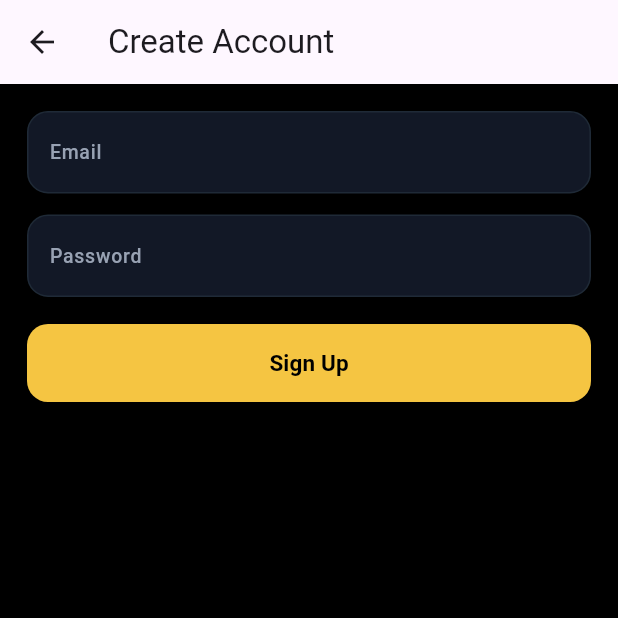
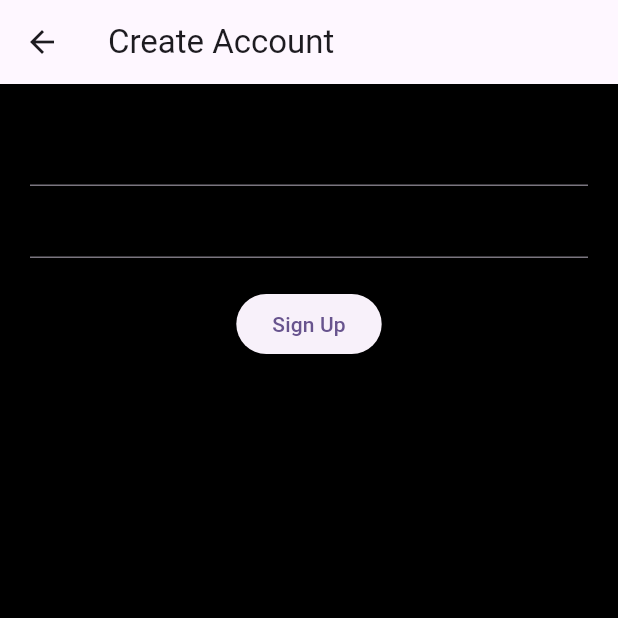
Before and after one commit to uisaac767-png/coinceller, a Flutter app: the SignupScreen screen opened directly, after a tap on "Sign Up", on a phone screen of 412 x 824 dp, the top half of it. Run offline on Flutter 3.47's test engine with Material 3 defaults, Android fonts, the phone set to English and light mode, and no system bars; network calls fail; statements that could not run were skipped.

Commit message:
Refactor signup method and update UI components
Refactored signup method to handle loading state and updated UI elements.

```diff
--- a/lib/screens/signup_screen.dart
+++ b/lib/screens/signup_screen.dart
@@ -1,7 +1,4 @@
 import 'package:flutter/material.dart';
-import '../theme/bybit_theme.dart';
-import '../widgets/custom_button.dart';
-import '../widgets/custom_text_field.dart';
 import '../services/api_service.dart';
 
 class SignupScreen extends StatefulWidget {
@@ -14,25 +11,14 @@ class SignupScreen extends StatefulWidget {
 class _SignupScreenState extends State<SignupScreen> {
   final emailController = TextEditingController();
   final passwordController = TextEditingController();
-  bool loading = false;
 
-  void signup() async {
-    setState(() => loading = true);
-
+  Future<void> signup() async {
     final ok = await ApiService.signup(
       emailController.text.trim(),
       passwordController.text.trim(),
     );
 
-    setState(() => loading = false);
-
-    if (ok) {
-      ScaffoldMessenger.of(context).showSnackBar(
-        const SnackBar(
-          content: Text("Signup successful. Now login."),
-          backgroundColor: BybitTheme.success,
-        ),
-      );
+    if (ok && mounted) {
       Navigator.pop(context);
     }
   }
@@ -42,26 +28,16 @@ class _SignupScreenState extends State<SignupScreen> {
     return Scaffold(
       appBar: AppBar(title: const Text("Create Account")),
       body: Padding(
-        padding: const EdgeInsets.all(18),
+        padding: const EdgeInsets.all(20),
         child: Column(
           children: [
-            CustomTextField(
-              controller: emailController,
-              hintText: "Email",
-              keyboardType: TextInputType.emailAddress,
-            ),
-            const SizedBox(height: 14),
-            CustomTextField(
-              controller: passwordController,
-              hintText: "Password",
-              obscureText: true,
-            ),
-            const SizedBox(height: 18),
-            CustomButton(
-              text: "Sign Up",
-              loading: loading,
+            TextField(controller: emailController),
+            TextField(controller: passwordController),
+            const SizedBox(height: 20),
+            ElevatedButton(
               onPressed: signup,
-            ),
+              child: const Text("Sign Up"),
+            )
           ],
         ),
       ),
```
